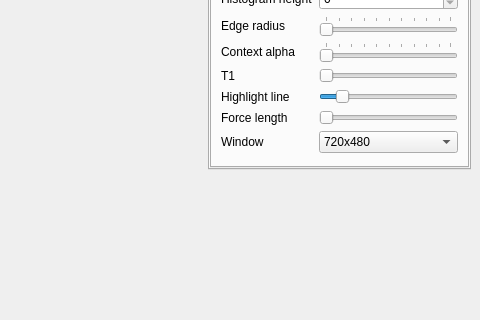
Old version of the form MainWindow.ui in the repository danlipsa/foamvis; both pictures show x 539 to 1019 and y 185 to 505 of the 1019 by 612 pixel window.
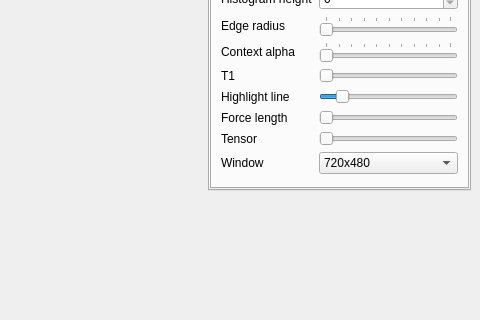
New version of the form. The open tabs and pages were chosen to show the change. Custom widgets are drawn as their Qt base class.

The edit to the form file:
```diff
--- a/MainWindow.ui
+++ b/MainWindow.ui
@@ -1071,14 +1071,14 @@
                  </property>
                 </widget>
                </item>
-               <item row="7" column="0">
+               <item row="8" column="0">
                 <widget class="QLabel" name="label_24">
                  <property name="text">
                   <string>Window</string>
                  </property>
                 </widget>
                </item>
-               <item row="7" column="1">
+               <item row="8" column="1">
                 <widget class="QComboBox" name="comboBoxWindowSize">
                  <item>
                   <property name="text">
@@ -1129,6 +1129,23 @@
                  </property>
                 </widget>
                </item>
+               <item row="7" column="1">
+                <widget class="QSlider" name="horizontalSliderTensorSize">
+                 <property name="minimum">
+                  <number>0</number>
+                 </property>
+                 <property name="orientation">
+                  <enum>Qt::Horizontal</enum>
+                 </property>
+                </widget>
+               </item>
+               <item row="7" column="0">
+                <widget class="QLabel" name="label_27">
+                 <property name="text">
+                  <string>Tensor</string>
+                 </property>
+                </widget>
+               </item>
               </layout>
              </widget>
             </widget>
```
Left out of the diff: 125 changed lines with no effect on the pictures.
